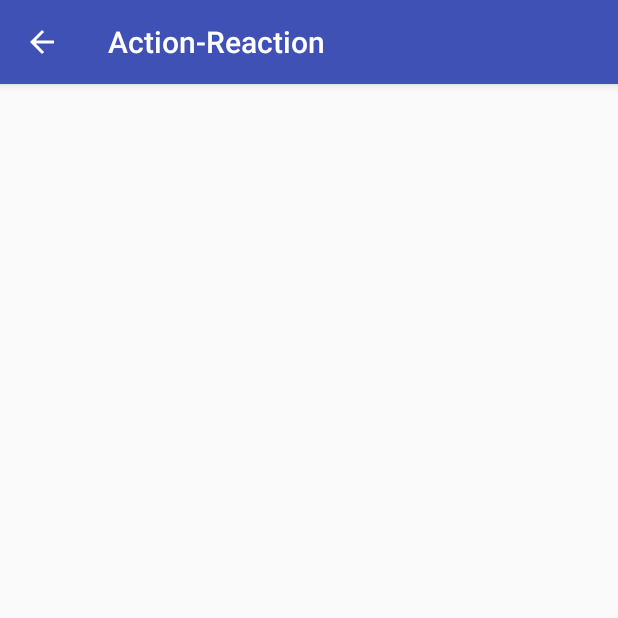
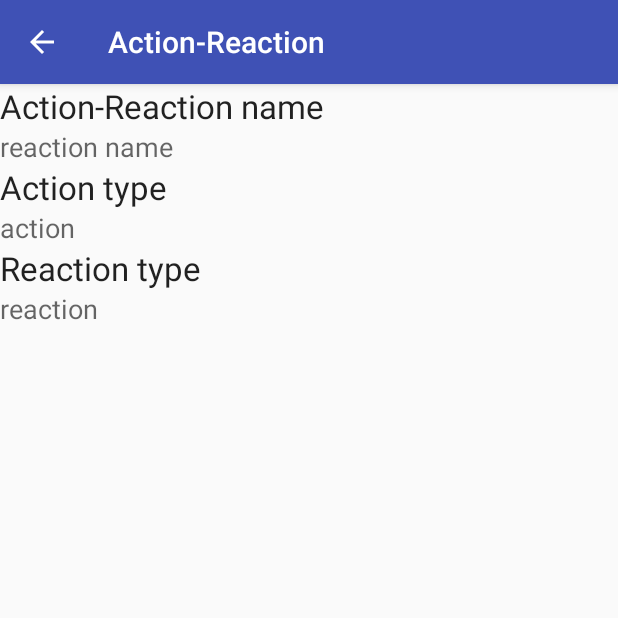
Before and after one commit to PiotrLuboch/ActionReactionAndroid, an Android app: the ListItemDetailsActivity screen opened directly, with no data from a screen before it, on a phone screen of 412 x 824 dp, the top half of it. Run offline under Robolectric (Android 15) with nearby library versions, the phone set to English and light mode, and no system bars; 3 statements that could not run were skipped.

Commit message:
Added user actions

```diff
--- a/app/src/main/java/com/project/pluboch/actionreaction/ActionReaction.java
+++ b/app/src/main/java/com/project/pluboch/actionreaction/ActionReaction.java
@@ -1,4 +1,7 @@
 package com.project.pluboch.actionreaction;
+
+import com.project.pluboch.actionreaction.actions.AbstractUserAction;
+import com.project.pluboch.actionreaction.reactions.AbstractUserReaction;
 
 /**
  * Created by piotr on 20.04.17.
@@ -13,6 +16,7 @@ public class ActionReaction {
     public ActionReaction(String title) {
         this.title = title;
     }
+
     public ActionReaction(String title, AbstractUserAction userAction, AbstractUserReaction userReaction) {
         this.title = title;
         this.userAction = userAction;
--- a/app/src/main/java/com/project/pluboch/actionreaction/ListItemDetailsActivity.java
+++ b/app/src/main/java/com/project/pluboch/actionreaction/ListItemDetailsActivity.java
@@ -3,16 +3,24 @@ package com.project.pluboch.actionreaction;
 import android.os.Bundle;
 import android.support.v7.app.AppCompatActivity;
 import android.view.MenuItem;
+import android.widget.TextView;
 
 public class ListItemDetailsActivity extends AppCompatActivity {
+
+    private ActionReactionController actionReactionController = new ActionReactionController();
 
     @Override
     protected void onCreate(Bundle savedInstanceState) {
         super.onCreate(savedInstanceState);
         setContentView(R.layout.activity_list_item_details);
 
-        android.support.v7.app.ActionBar actionBar = getSupportActionBar();
-        actionBar.setHomeButtonEnabled(true);
-        actionBar.setDisplayHomeAsUpEnabled(true);
+        ActionReaction actionReaction = actionReactionController.getSelectedActionReaction();
+        TextView actionReactionName = (TextView)findViewById(R.id.txtActionReactionName);
+        actionReactionName.setText(actionReaction.getTitle());
+        TextView actionName = (TextView)findViewById(R.id.txtActionName);
+        actionName.setText(actionReaction.getUserAction().toString());
+        TextView reactionName = (TextView)findViewById(R.id.txtReactionName);
+        reactionName.setText(actionReaction.getUserReaction().toString());
+
     }
 }
--- a/app/src/main/res/layout/activity_list_item_details.xml
+++ b/app/src/main/res/layout/activity_list_item_details.xml
@@ -1,9 +1,62 @@
 <?xml version="1.0" encoding="utf-8"?>
-<android.support.v7.widget.GridLayout xmlns:android="http://schemas.android.com/apk/res/android"
+<GridLayout xmlns:android="http://schemas.android.com/apk/res/android"
     xmlns:app="http://schemas.android.com/apk/res-auto"
     xmlns:tools="http://schemas.android.com/tools"
     android:layout_width="match_parent"
     android:layout_height="match_parent"
     tools:context="com.project.pluboch.actionreaction.ListItemDetailsActivity">
 
-</android.support.v7.widget.GridLayout>
+    <TextView
+        android:id="@+id/textView"
+        android:layout_width="wrap_content"
+        android:layout_height="wrap_content"
+        android:layout_column="0"
+        android:layout_row="0"
+        android:text="Action-Reaction name"
+        android:textAppearance="@style/TextAppearance.AppCompat.Large" />
+
+    <TextView
+        android:id="@+id/txtActionReactionName"
+        android:layout_width="wrap_content"
+        android:layout_height="wrap_content"
+        android:layout_column="0"
+        android:layout_row="1"
+        android:text="reaction name"
+        android:textAppearance="@style/TextAppearance.AppCompat.Medium" />
+
+    <TextView
+        android:id="@+id/textView2"
+        android:layout_width="wrap_content"
+        android:layout_height="wrap_content"
+        android:text="Action type"
+        android:layout_column="0"
+        android:layout_row="2"
+        android:textAppearance="@style/TextAppearance.AppCompat.Large"/>
+
+    <TextView
+        android:id="@+id/txtActionName"
+        android:layout_width="wrap_content"
+        android:layout_height="wrap_content"
+        android:text="action"
+        android:layout_column="0"
+        android:layout_row="3"
+        android:textAppearance="@style/TextAppearance.AppCompat.Medium"/>
+
+    <TextView
+        android:id="@+id/textView3"
+        android:layout_width="wrap_content"
+        android:layout_height="wrap_content"
+        android:text="Reaction type"
+        android:layout_column="0"
+        android:layout_row="4"
+        android:textAppearance="@style/TextAppearance.AppCompat.Large"/>
+
+    <TextView
+        android:id="@+id/txtReactionName"
+        android:layout_width="wrap_content"
+        android:layout_height="wrap_content"
+        android:text="reaction"
+        android:layout_column="0"
+        android:layout_row="5"
+        android:textAppearance="@style/TextAppearance.AppCompat.Medium"/>
+</GridLayout>
--- a/app/src/main/res/layout/list_item_view.xml
+++ b/app/src/main/res/layout/list_item_view.xml
@@ -13,7 +13,7 @@
         android:layout_column="0"
         android:layout_row="0"
         android:layout_rowSpan="3"
-        app:srcCompat="@android:drawable/btn_star_big_on" />
+        app:srcCompat="@mipmap/ic_launcher" />
 
     <TextView
         android:id="@+id/txtActionReactionTitle"
--- a/app/src/main/res/values/strings.xml
+++ b/app/src/main/res/values/strings.xml
@@ -1,3 +1,7 @@
 <resources>
     <string name="app_name">Action-Reaction</string>
+    <string name="title_activity_main2">Main2Activity</string>
+    <string name="action_settings">Settings</string>
+    <string name="section_format">Hello World from section: %1$d</string>
+    <string name="title_activity_tab">TabActivity</string>
 </resources>
```
Also changed, not shown: app/src/main/AndroidManifest.xml (+6 -8 lines), app/src/main/java/com/project/pluboch/actionreaction/AbstractUserAction.java (deleted, +0 -9 lines), app/src/main/java/com/project/pluboch/actionreaction/AbstractUserReaction.java (deleted, +0 -8 lines), app/src/main/java/com/project/pluboch/actionreaction/ActionReactionAdapter.java (+4 -3 lines), app/src/main/java/com/project/pluboch/actionreaction/ActionReactionController.java (+24 -13 lines), app/src/main/java/com/project/pluboch/actionreaction/AddActionReactionActivity.java (deleted, +0 -18 lines), app/src/main/java/com/project/pluboch/actionreaction/MainActivity.java (+10 -3 lines), app/src/main/res/layout/activity_add_action_reaction.xml (deleted, +0 -9 lines), app/src/main/res/layout/activity_main.xml (+10 -7 lines), app/src/main/res/values/styles.xml (+9 -0 lines).
